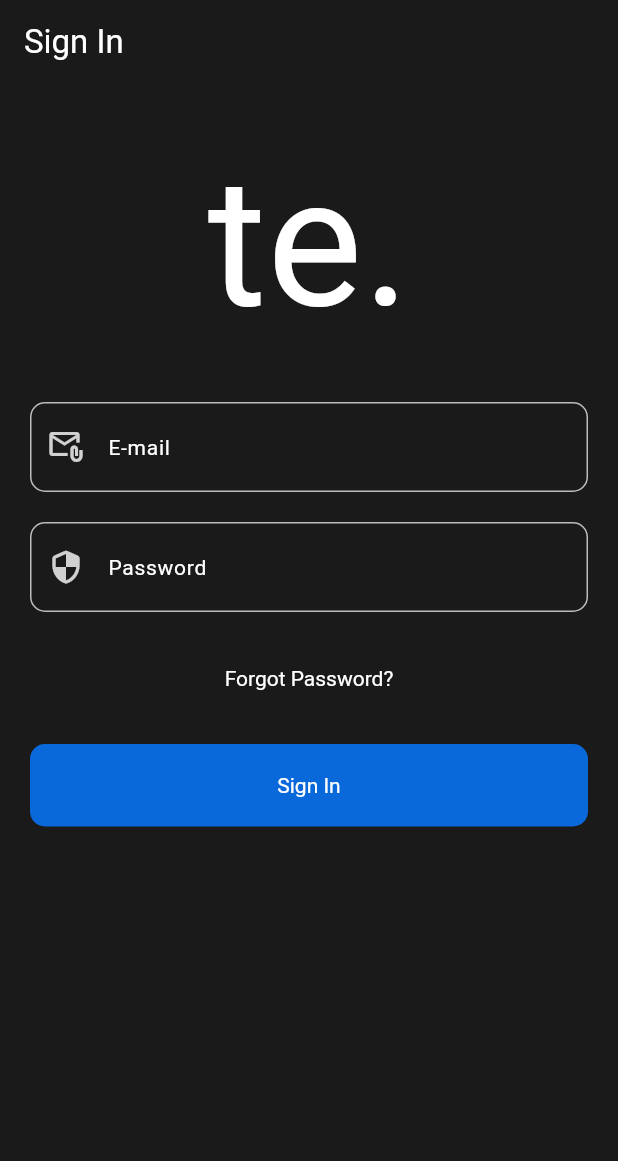
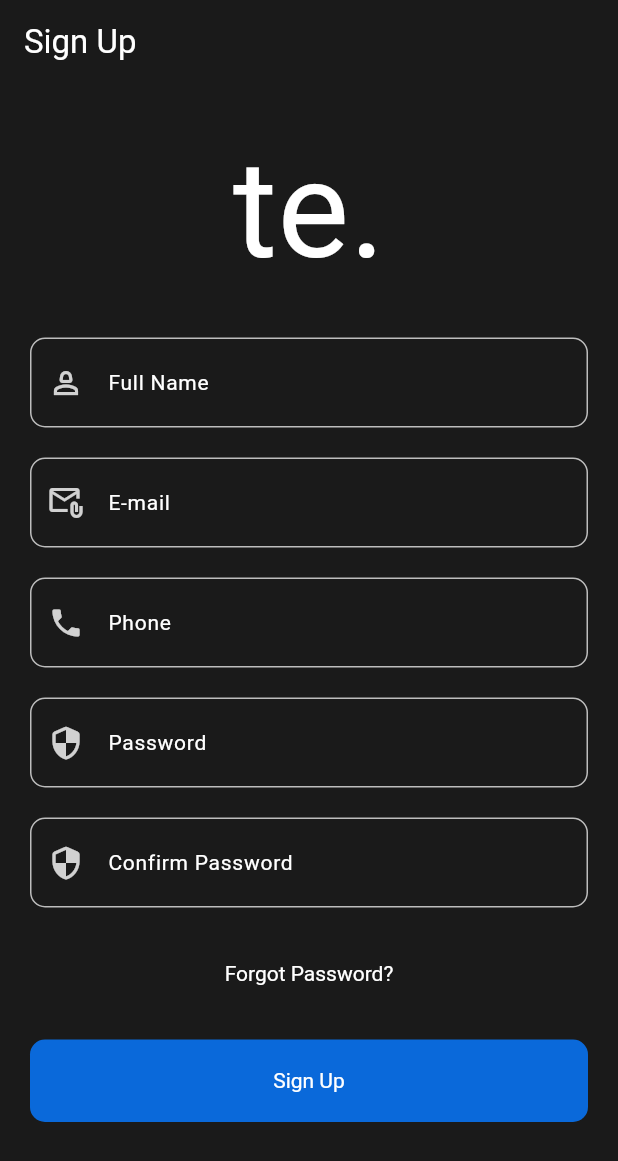
Before and after one commit to jonathanGontijo/findjobs, a Flutter app: the screen it shows after launch, on a phone screen of 412 x 824 dp. Shown: the top 1161 px of the screen. Run offline on Flutter 3.47's test engine with Material 3 defaults, Android fonts, the light colour scheme and no system bars.

Commit message:
sign up screen

```diff
--- /dev/null
+++ b/lib/features/auth/ui/screens/signup_screen/signup_screen.dart
@@ -0,0 +1,67 @@
+import 'package:findjobs/features/shared/components/components.dart';
+import 'package:flutter/material.dart';
+
+class SignupScreen extends StatelessWidget {
+  const SignupScreen({super.key});
+
+  @override
+  Widget build(BuildContext context) {
+    return Scaffold(
+      appBar: AppBar(title: const Text('Sign Up')),
+      body: SingleChildScrollView(
+        child: Padding(
+          padding: const EdgeInsets.all(20.0),
+          child: Column(
+            spacing: 20,
+            mainAxisAlignment: MainAxisAlignment.center,
+            children: [
+              CustomText("te.", fontSize: 90),
+              CustomTextFormField(
+                label: "Full Name",
+                prefixIcon: Icon(Icons.person_2_outlined),
+              ),
+              CustomTextFormField(
+                label: "E-mail",
+                prefixIcon: Icon(Icons.attach_email_outlined),
+              ),
+              CustomTextFormField(
+                label: "Phone",
+                prefixIcon: Icon(Icons.phone),
+              ),
+              CustomTextFormField(
+                label: "Password",
+                prefixIcon: Icon(Icons.security_rounded),
+              ),
+              CustomTextFormField(
+                label: "Confirm Password",
+                prefixIcon: Icon(Icons.security_rounded),
+              ),
+
+              TextButton(
+                onPressed: () {},
+                child: CustomText("Forgot Password?"),
+              ),
+              FilledButton(onPressed: () {}, child: CustomText('Sign Up')),
+            ],
+          ),
+        ),
+      ),
+    );
+  }
+}
+
+class CustomTextFormField extends StatelessWidget {
+  const CustomTextFormField({super.key, required this.label, this.prefixIcon});
+  final String label;
+  final Widget? prefixIcon;
+
+  @override
+  Widget build(BuildContext context) {
+    return TextFormField(
+      decoration: InputDecoration(
+        label: CustomText(label!),
+        prefixIcon: prefixIcon,
+      ),
+    );
+  }
+}
--- a/lib/main.dart
+++ b/lib/main.dart
@@ -1,6 +1,7 @@
 import 'package:findjobs/configs/theme/app_theme.dart';
 import 'package:findjobs/features/auth/ui/screens/intro_screen/intro_screen.dart';
 import 'package:findjobs/features/auth/ui/screens/signin_screen/siginin_screen.dart';
+import 'package:findjobs/features/auth/ui/screens/signup_screen/signup_screen.dart';
 import 'package:findjobs/features/auth/ui/screens/splash_screen/splash_screen.dart';
 import 'package:flutter/material.dart';
 
@@ -18,7 +19,7 @@ class MyApp extends StatelessWidget {
       title: 'te.',
       debugShowCheckedModeBanner: false,
       theme: AppTheme().getTheme(true),
-      home: SigininScreen(),
+      home: SignupScreen(),
     );
   }
 }
```
